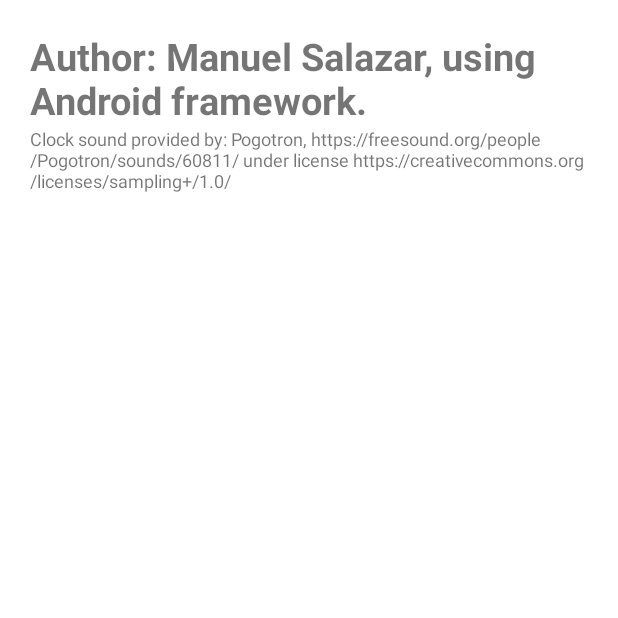
After one commit to VictorSalazar777/MyPomodoroApp, an Android app: the CreditsActivity screen opened directly, with no data from a screen before it, on a phone screen of 412 x 824 dp, the top half of it. The commit adds this screen. Run offline under Robolectric (Android 15) with nearby library versions, the phone set to English and light mode, and no system bars.

Commit message:
Add author credits

```diff
--- a/app/src/main/AndroidManifest.xml
+++ b/app/src/main/AndroidManifest.xml
@@ -25,6 +25,8 @@
                 <category android:name="android.intent.category.LAUNCHER" />
             </intent-filter>
         </activity>
+        <activity android:name=".CreditsActivity" />
+
         <service android:name=".MyChronometerService"/>
     </application>
 
--- /dev/null
+++ b/app/src/main/java/com/manuelsoft/mypomodoroapp/CreditsActivity.java
@@ -0,0 +1,16 @@
+package com.manuelsoft.mypomodoroapp;
+
+import android.os.Bundle;
+
+import androidx.annotation.Nullable;
+import androidx.appcompat.app.AppCompatActivity;
+
+public class CreditsActivity extends AppCompatActivity {
+    @Override
+    protected void onCreate(@Nullable Bundle savedInstanceState) {
+        super.onCreate(savedInstanceState);
+        setContentView(R.layout.activity_credits);
+    }
+
+
+}
--- /dev/null
+++ b/app/src/main/res/layout/activity_credits.xml
@@ -0,0 +1,26 @@
+<?xml version="1.0" encoding="utf-8"?>
+<androidx.constraintlayout.widget.ConstraintLayout xmlns:android="http://schemas.android.com/apk/res/android"
+    xmlns:app="http://schemas.android.com/apk/res-auto"
+    android:layout_width="match_parent"
+    android:layout_height="match_parent"
+    android:padding="20dp"
+    >
+    <TextView
+        android:id="@+id/txv_author_credits"
+        android:layout_width="match_parent"
+        android:layout_height="wrap_content"
+        android:text = "@string/txt_author_credits"
+        android:textSize="25sp"
+        android:textStyle="bold"
+        app:layout_constraintTop_toTopOf="parent"
+        />
+    <TextView
+        android:id="@+id/txv_clock_sound_credits"
+        android:layout_width="match_parent"
+        android:layout_height="wrap_content"
+        android:text="@string/txt_clock_sound_credits"
+        android:textSize="12sp"
+        app:layout_constraintTop_toBottomOf="@id/txv_author_credits"
+        />
+
+</androidx.constraintlayout.widget.ConstraintLayout>
--- a/app/src/main/res/values/strings.xml
+++ b/app/src/main/res/values/strings.xml
@@ -11,4 +11,6 @@
     <string name="channel_name">Pomodoro</string>
     <string name="channel_description">Pomodoro is running</string>
     <string name="txt_menu_item_credits">Credits</string>
+    <string name="txt_author_credits">Author: Manuel Salazar, using Android framework.</string>
+    <string name="txt_clock_sound_credits">Clock sound provided by: Pogotron, https://freesound.org/people/Pogotron/sounds/60811/ under license https://creativecommons.org/licenses/sampling+/1.0/</string>
 </resources>
--- a/build.gradle
+++ b/build.gradle
@@ -5,7 +5,7 @@ buildscript {
         mavenCentral()
     }
     dependencies {
-        classpath 'com.android.tools.build:gradle:7.0.0-rc01'
+        classpath 'com.android.tools.build:gradle:7.0.1'
 
         // NOTE: Do not place your application dependencies here; they belong
         // in the individual module build.gradle files
```
Also changed, not shown: app/src/main/java/com/manuelsoft/mypomodoroapp/MainActivity.java (+6 -13 lines), app/src/main/res/menu/menu_credits.xml (+4 -3 lines).
